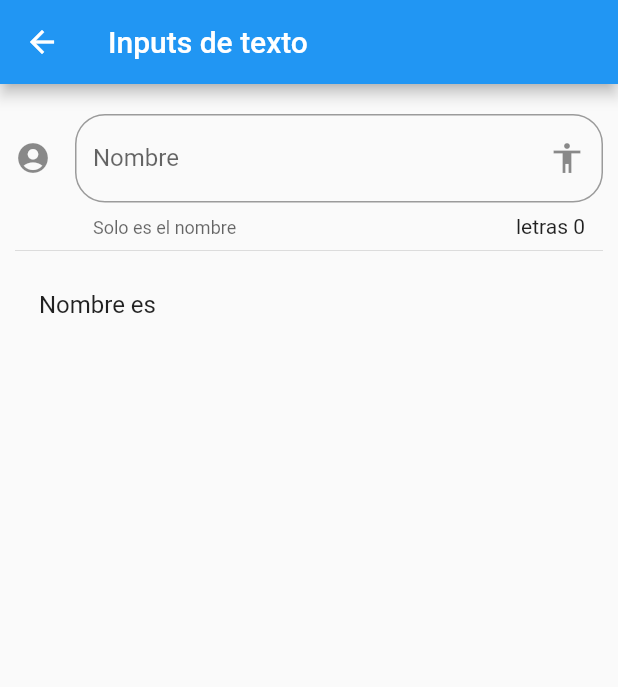
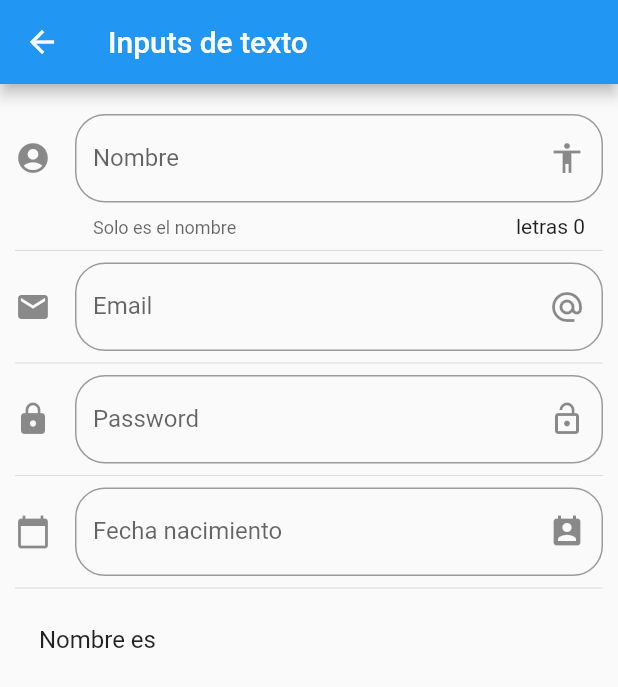
Before and after one commit to cesargarcia2194/initial-flutter, a Flutter app: the screen it shows after launch, after a tap on "Inputs", on a phone screen of 412 x 824 dp. Shown: the top 687 px of the screen. Run offline on Flutter 3.47's test engine with Material 2 defaults, Android fonts, the phone set to English and light mode, and no system bars; network calls fail.

Commit message:
add input date spanihs

```diff
--- a/lib/main.dart
+++ b/lib/main.dart
@@ -1,7 +1,8 @@
 import 'package:flutter/material.dart';
+import 'package:flutter_localizations/flutter_localizations.dart';
 
+import 'package:components/src/routes/routes.dart';
 import 'package:components/src/pages/alert_page.dart';
-import 'package:components/src/routes/routes.dart';
 void main() => runApp(MyApp());
 
 class MyApp extends StatelessWidget {
@@ -10,6 +11,16 @@ class MyApp extends StatelessWidget {
     return MaterialApp(
       title: 'Components App',
       debugShowCheckedModeBanner: false,
+      localizationsDelegates: [
+        GlobalMaterialLocalizations.delegate,
+        GlobalWidgetsLocalizations.delegate,
+        GlobalCupertinoLocalizations.delegate,
+      ],
+      supportedLocales: [
+        const Locale('en', 'US'),
+        const Locale('es', 'ES'),
+        const Locale.fromSubtags(languageCode: 'zh')
+      ],
       //home: HomePage()
       initialRoute: '/',
       routes: getApplicationRoutes(),
--- a/lib/src/pages/input_page.dart
+++ b/lib/src/pages/input_page.dart
@@ -10,6 +10,9 @@ class InputPage extends StatefulWidget {
 
 class _InputPageState extends State<InputPage> {
   String _name ='';
+  String _email ='';
+  String _date = '';
+  TextEditingController _inputFieldDateController = new TextEditingController();
 
   @override
   Widget build(BuildContext context) {
@@ -19,6 +22,12 @@ class _InputPageState extends State<InputPage> {
         padding: EdgeInsets.symmetric(horizontal: 10.0,vertical: 20.0),
         children: <Widget>[
           _createInput(),
+          Divider(),
+          _createEmail(),
+          Divider(),
+          _createPassword(),
+          Divider(),
+          _createDate(context),
           Divider(),
           _createPerson()
         ],
@@ -51,7 +60,86 @@ class _InputPageState extends State<InputPage> {
   Widget _createPerson(){
 
     return ListTile(
-      title: Text('Nombre es $_name')
+      title: Text('Nombre es $_name'),
+      subtitle: Text('$_email'),
     );
   }
+
+  Widget _createEmail() {
+    return TextField(
+      //autofocus: true,
+      keyboardType: TextInputType.emailAddress,
+      decoration: InputDecoration(
+        border: OutlineInputBorder(
+          borderRadius: BorderRadius.circular(20.0)
+        ),
+        hintText: 'Correo electronico',
+        labelText: 'Email',
+        suffixIcon: Icon(Icons.alternate_email),
+        icon: Icon(Icons.email)
+      ),
+      onChanged: (value){
+        setState(() {
+          _email = value;
+        });
+      },
+    );
+  }
+
+  Widget _createPassword() {
+    return TextField(
+      //autofocus: true,
+      obscureText: true,
+      decoration: InputDecoration(
+        border: OutlineInputBorder(
+          borderRadius: BorderRadius.circular(20.0)
+        ),
+        hintText: 'pasword',
+        labelText: 'Password',
+        suffixIcon: Icon(Icons.lock_open),
+        icon: Icon(Icons.lock)
+      ),
+      onChanged: (value){
+        setState(() {
+          _email = value;
+        });
+      },
+    );
+  }
+
+  Widget _createDate(BuildContext context) {
+    return TextField(
+      enableInteractiveSelection: false,
+      controller: _inputFieldDateController,
+      decoration: InputDecoration(
+        border: OutlineInputBorder(
+          borderRadius: BorderRadius.circular(20.0)
+        ),
+        hintText: 'Fecha nacimiento',
+        labelText: 'Fecha nacimiento',
+        suffixIcon: Icon(Icons.perm_contact_calendar),
+        icon: Icon(Icons.calendar_today)
+      ),
+      onTap: (){
+        FocusScope.of(context).requestFocus(new FocusNode());
+        _selectDate(context);
+      },
+    );
+  }
+  _selectDate(BuildContext context) async {
+    DateTime picked = await showDatePicker(
+      context: context,
+      initialDate: new DateTime.now(),
+      firstDate: new DateTime(2018),
+      lastDate: new DateTime(2025),
+      locale: Locale('es', 'ES')
+    );
+
+    if(picked != null){
+      setState(() {
+        _date = picked.toString();
+        _inputFieldDateController.text = _date;
+      });
+    }
+  }
 }
--- a/pubspec.yaml
+++ b/pubspec.yaml
@@ -22,6 +22,8 @@ environment:
 
 dependencies:
   flutter:
+    sdk: flutter
+  flutter_localizations: # Add this line
     sdk: flutter
 
 
```
Also changed, not shown: pubspec.lock.
